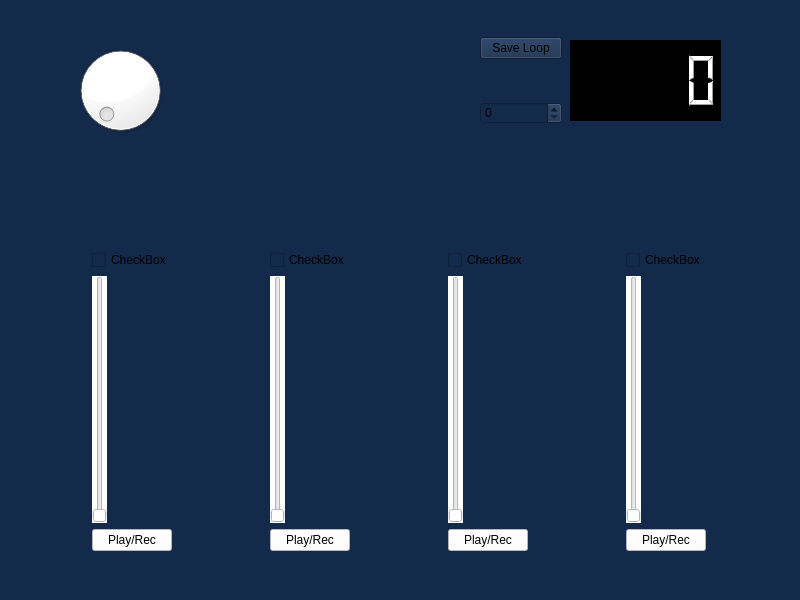
Qt form src/mainwindow.ui (IIzw96/audio_station_loop) before a commit.
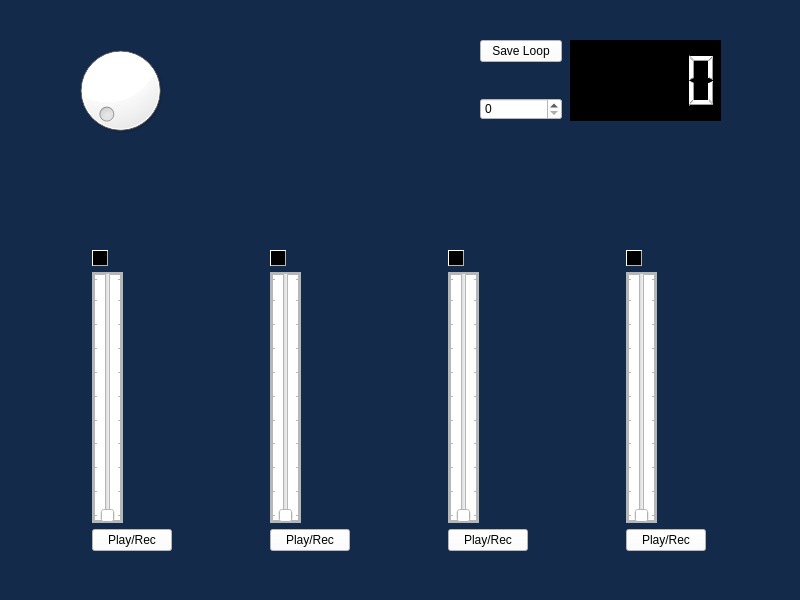
The same form after that commit.

The edit to the form file:
```diff
--- a/src/mainwindow.ui
+++ b/src/mainwindow.ui
@@ -56,29 +56,73 @@
     <layout class="QGridLayout" name="gridLayout">
      <item row="0" column="0">
       <widget class="QCheckBox" name="checkBox">
+       <property name="maximumSize">
+        <size>
+         <width>16</width>
+         <height>16777215</height>
+        </size>
+       </property>
+       <property name="styleSheet">
+        <string notr="true">border: 1px outset rgb(182, 182, 182);
+background-color: rgb(0, 0, 0);
+color: rgb(255, 255, 255);</string>
+       </property>
        <property name="text">
-        <string>CheckBox</string>
+        <string/>
        </property>
       </widget>
      </item>
      <item row="0" column="1">
       <widget class="QCheckBox" name="checkBox_2">
+       <property name="maximumSize">
+        <size>
+         <width>16</width>
+         <height>16777215</height>
+        </size>
+       </property>
+       <property name="styleSheet">
+        <string notr="true">border: 1px outset rgb(182, 182, 182);
+background-color: rgb(0, 0, 0);
+color: rgb(255, 255, 255);</string>
+       </property>
        <property name="text">
-        <string>CheckBox</string>
+        <string/>
        </property>
       </widget>
      </item>
      <item row="0" column="2">
       <widget class="QCheckBox" name="checkBox_3">
+       <property name="maximumSize">
+        <size>
+         <width>16</width>
+         <height>16777215</height>
+        </size>
+       </property>
+       <property name="styleSheet">
+        <string notr="true">border: 1px outset rgb(182, 182, 182);
+background-color: rgb(0, 0, 0);
+color: rgb(255, 255, 255);</string>
+       </property>
        <property name="text">
-        <string>CheckBox</string>
+        <string/>
        </property>
       </widget>
      </item>
      <item row="0" column="3">
       <widget class="QCheckBox" name="checkBox_4">
+       <property name="maximumSize">
+        <size>
+         <width>16</width>
+         <height>16777215</height>
+        </size>
+       </property>
+       <property name="styleSheet">
+        <string notr="true">border: 1px outset rgb(182, 182, 182);
+background-color: rgb(0, 0, 0);
+color: rgb(255, 255, 255);</string>
+       </property>
        <property name="text">
-        <string>CheckBox</string>
+        <string/>
        </property>
       </widget>
      </item>
@@ -86,41 +130,56 @@
       <widget class="QSlider" name="verticalSlider">
        <property name="styleSheet">
         <string notr="true">background-color: rgb(255, 255, 255);
-border-color: rgb(0, 0, 0);</string>
+border: 3px solid rgb(182, 182, 182);</string>
        </property>
        <property name="orientation">
         <enum>Qt::Vertical</enum>
        </property>
+       <property name="tickPosition">
+        <enum>QSlider::TicksBothSides</enum>
+       </property>
       </widget>
      </item>
      <item row="1" column="1">
       <widget class="QSlider" name="verticalSlider_2">
        <property name="styleSheet">
-        <string notr="true">background-color: rgb(255, 255, 255);</string>
+        <string notr="true">background-color: rgb(255, 255, 255);
+border: 3px solid rgb(182, 182, 182);</string>
        </property>
        <property name="orientation">
         <enum>Qt::Vertical</enum>
        </property>
+       <property name="tickPosition">
+        <enum>QSlider::TicksBothSides</enum>
+       </property>
       </widget>
      </item>
      <item row="1" column="2">
       <widget class="QSlider" name="verticalSlider_3">
        <property name="styleSheet">
-        <string notr="true">background-color: rgb(255, 255, 255);</string>
+        <string notr="true">background-color: rgb(255, 255, 255);
+border: 3px solid rgb(182, 182, 182);</string>
        </property>
        <property name="orientation">
         <enum>Qt::Vertical</enum>
        </property>
+       <property name="tickPosition">
+        <enum>QSlider::TicksBothSides</enum>
+       </property>
       </widget>
      </item>
      <item row="1" column="3">
       <widget class="QSlider" name="verticalSlider_4">
        <property name="styleSheet">
-        <string notr="true">background-color: rgb(255, 255, 255);</string>
+        <string notr="true">background-color: rgb(255, 255, 255);
+border: 3px solid rgb(182, 182, 182);</string>
        </property>
        <property name="orientation">
         <enum>Qt::Vertical</enum>
        </property>
+       <property name="tickPosition">
+        <enum>QSlider::TicksBothSides</enum>
+       </property>
       </widget>
      </item>
      <item row="2" column="0">
@@ -170,21 +229,28 @@
     <property name="geometry">
      <rect>
       <x>480</x>
-      <y>0</y>
+      <y>10</y>
       <width>82</width>
-      <height>161</height>
+      <height>141</height>
      </rect>
     </property>
     <layout class="QVBoxLayout" name="verticalLayout">
      <item>
       <widget class="QPushButton" name="pushButton_5">
+       <property name="styleSheet">
+        <string notr="true">background-color: rgb(255, 255, 255);</string>
+       </property>
        <property name="text">
         <string>Save Loop</string>
        </property>
       </widget>
      </item>
      <item>
-      <widget class="QSpinBox" name="spinBox"/>
+      <widget class="QSpinBox" name="spinBox">
+       <property name="styleSheet">
+        <string notr="true">background-color: rgb(255, 255, 255);</string>
+       </property>
+      </widget>
      </item>
     </layout>
    </widget>
```
